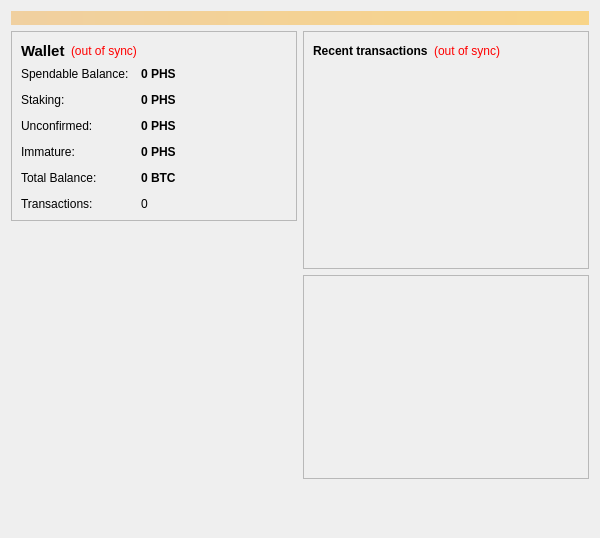
The window that src/qt/forms/overviewpage.ui (philosopherstonecoin/philosopherstone) describes before a commit, drawn with Qt 5.
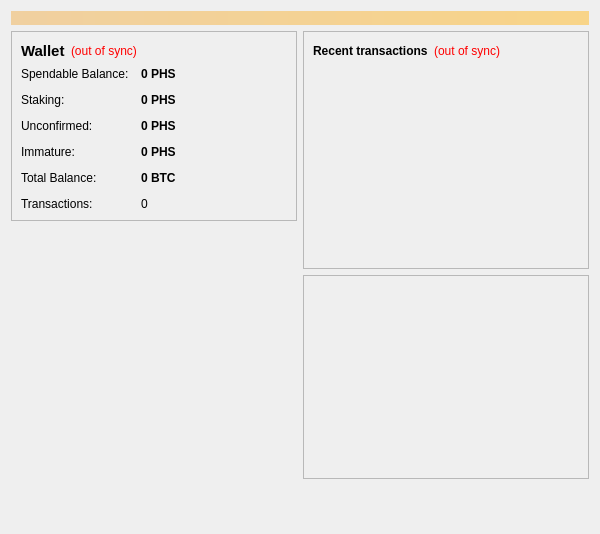
The same window after the commit. Icons and pictures are not drawn. Custom widgets are drawn as their Qt base class.

```diff
--- a/src/qt/forms/overviewpage.ui
+++ b/src/qt/forms/overviewpage.ui
@@ -7,7 +7,7 @@
     <x>0</x>
     <y>0</y>
     <width>600</width>
-    <height>509</height>
+    <height>534</height>
    </rect>
   </property>
   <property name="windowTitle">
@@ -275,8 +275,8 @@
          </property>
          <property name="minimumSize">
           <size>
-           <width>250</width>
-           <height>300</height>
+           <width>225</width>
+           <height>250</height>
           </size>
          </property>
          <property name="maximumSize">
```
